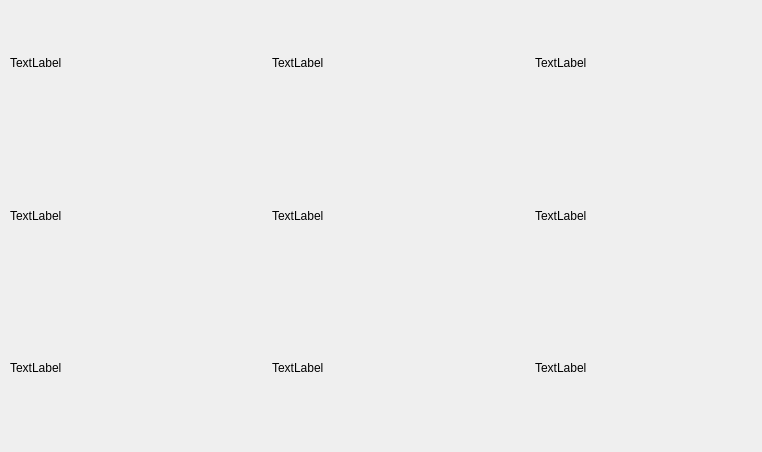
The window that kategorie.ui (Barto-Paja/SHS) describes before a commit, drawn with Qt 5.
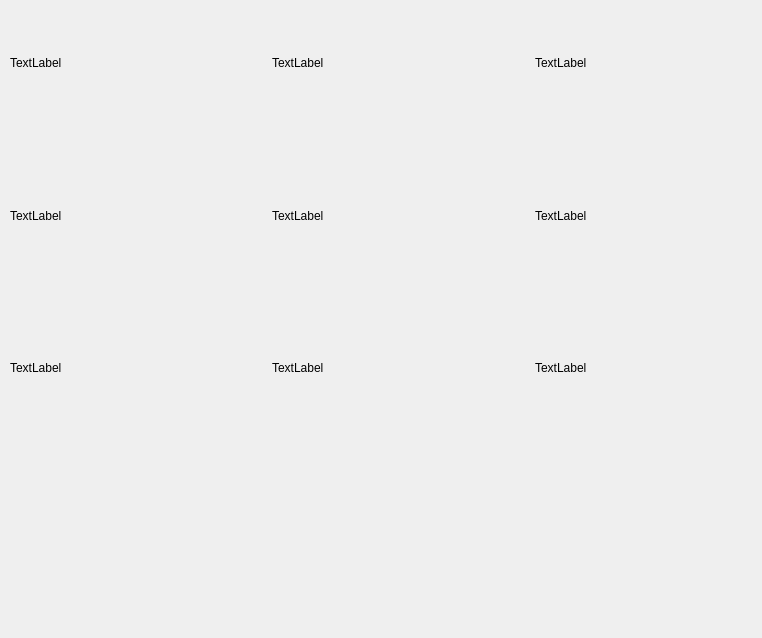
The same window after the commit. Custom widgets are drawn as their Qt base class.

Diff of the .ui file:
```diff
--- a/kategorie.ui
+++ b/kategorie.ui
@@ -7,7 +7,7 @@
     <x>0</x>
     <y>0</y>
     <width>762</width>
-    <height>452</height>
+    <height>638</height>
    </rect>
   </property>
   <property name="windowTitle">
@@ -152,6 +152,17 @@
     </item>
    </layout>
   </widget>
+  <widget class="QWidget" name="gridLayoutWidget_2">
+   <property name="geometry">
+    <rect>
+     <x>10</x>
+     <y>440</y>
+     <width>731</width>
+     <height>161</height>
+    </rect>
+   </property>
+   <layout class="QGridLayout" name="gridLayout_2"/>
+  </widget>
  </widget>
  <customwidgets>
   <customwidget>
```
